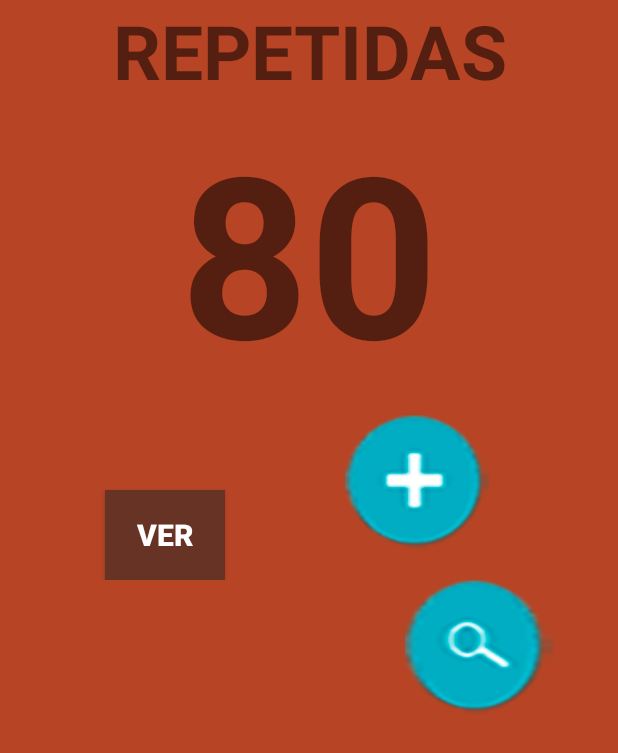
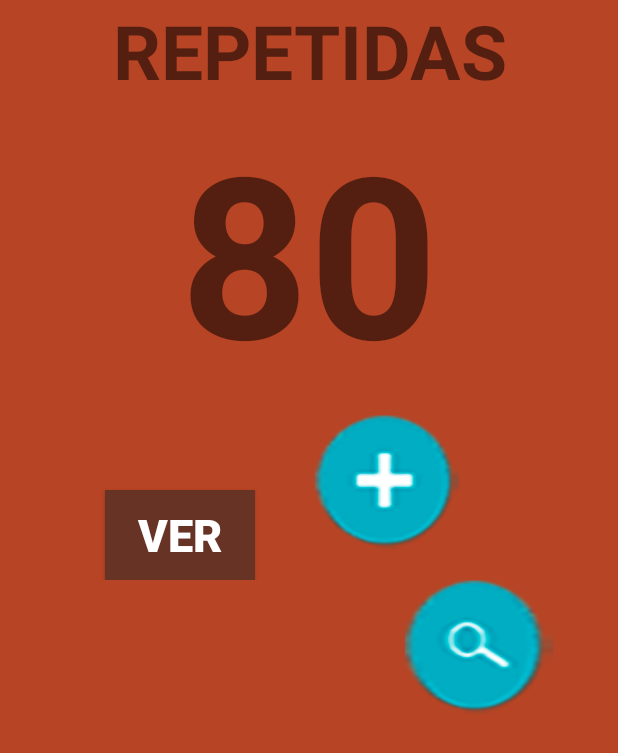
Before and after one commit to adrorodri/programacion3-hypegeeks, an Android app: the layout repetidas_layout.xml on its own in the app's theme, with its tools: preview values and no code run, on a phone screen of 412 x 824 dp. Shown: the top 753 px of the screen. Run offline under Robolectric (Android 15) with nearby library versions, the phone set to English and light mode, and no system bars.

Commit message:
layout repetidas

```diff
--- a/app/src/main/res/layout/repetidas_layout.xml
+++ b/app/src/main/res/layout/repetidas_layout.xml
@@ -27,11 +27,11 @@
         android:layout_height="wrap_content"
         android:orientation="horizontal">
         <Button
-            android:layout_width="80dp"
+            android:layout_width="100dp"
             android:layout_height="60dp"
             android:textStyle="bold"
             android:layout_marginStart="70dp"
-            android:textSize="20dp"
+            android:textSize="30dp"
             android:layout_marginTop="50dp"
             android:textColor="#ffffff"
             android:background="#663325"
@@ -40,7 +40,7 @@
             android:layout_width="100dp"
             android:layout_height="90dp"
             android:background="#b74424"
-            android:layout_marginStart="80dp"
+            android:layout_marginStart="40dp"
             android:src="@drawable/aniadir"
             android:layout_marginTop="0dp"/>
 
```
